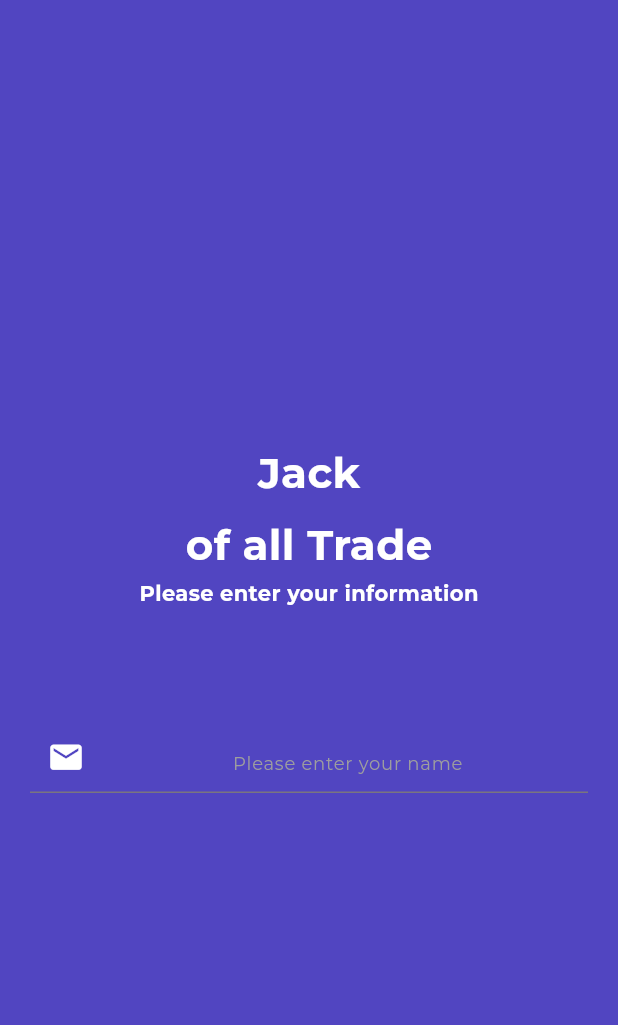
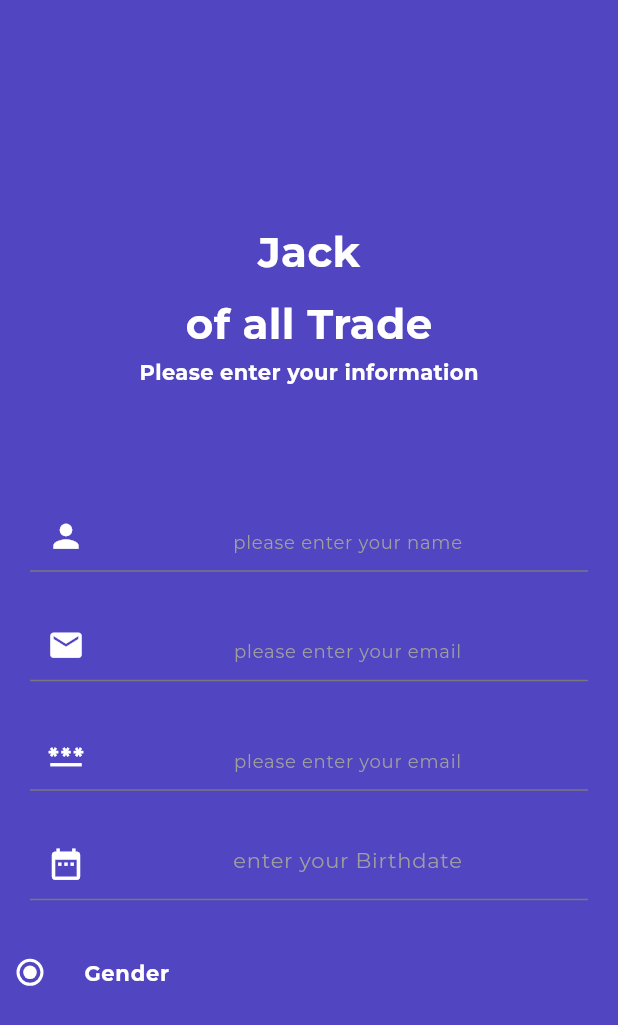
Before and after one commit to Alfonzo-Kgakole/flutter_auth_ui, a Flutter app: the screen it shows after launch, on a phone screen of 412 x 824 dp. Shown: the top 1025 px of the screen. Run offline on Flutter 3.47's test engine with Material 2 defaults, Android fonts, the phone set to English and light mode, and no system bars; our stand-ins replace google_fonts.

Commit message:
right now am trying to add radio button where users can select where the are female or male

```diff
--- a/lib/pages/registrationPage.dart
+++ b/lib/pages/registrationPage.dart
@@ -1,6 +1,8 @@
 import 'package:flutter/material.dart';
 import 'package:flutter_auth_ui/utils/appColors.dart';
+import 'package:flutter_auth_ui/widgets/inputText_Widget.dart';
 import 'package:google_fonts/google_fonts.dart';
+import 'package:intl/intl.dart';
 
 class Registration extends StatefulWidget {
   const Registration({super.key});
@@ -10,9 +12,13 @@ class Registration extends StatefulWidget {
 }
 
 class _RegistrationState extends State<Registration> {
-
   TextEditingController emailController = TextEditingController();
   TextEditingController nameController = TextEditingController();
+  TextEditingController passwordController = TextEditingController();
+  TextEditingController birthDateController = TextEditingController();
+
+  String genderSelected = "Male";
+  //String genderSelected = "Female";
 
   @override
   Widget build(BuildContext context) {
@@ -53,46 +59,102 @@ class _RegistrationState extends State<Registration> {
                     fontWeight: FontWeight.bold),
               ),
             ),
-            const SizedBox(height: 50,),
-
+            const SizedBox(
+              height: 50,
+            ),
             const SizedBox(height: 25),
+            InputFiend(
+              controller: nameController,
+              hintText: 'please enter your name',
+              icon: Icons.person,
+            ),
+            const SizedBox(
+              height: 25,
+            ),
+            InputFiend(
+              controller: emailController,
+              hintText: 'please enter your email',
+              icon: Icons.email,
+            ),
+            const SizedBox(
+              height: 25,
+            ),
+            InputFiend(
+              controller: passwordController,
+              hintText: 'please enter your email',
+              icon: Icons.password,
+              obscureText: true,
+            ),
+            const SizedBox(
+              height: 25,
+            ),
             Padding(
-              padding: const EdgeInsets.only(left: 20.0, right: 20),
+              padding: const EdgeInsets.only(left: 20, right: 20),
               child: TextFormField(
-                keyboardType: TextInputType.emailAddress,
-                obscureText: false,
-                controller: emailController,
-                style: GoogleFonts.montserrat(
-                  color: AppColors.whiteColor,
+                style: GoogleFonts.montserrat(color: AppColors.whiteColor),
+                textAlign: TextAlign.center,
+                controller: birthDateController,
+                decoration: InputDecoration(
+                  prefixIcon: const Icon(
+                    Icons.date_range,
+                    color: AppColors.whiteColor,
+                    size: 25,
+                  ),
+                  hintText: "enter your Birthdate",
+                  hintStyle: GoogleFonts.montserrat(
+                      color: AppColors.greyColor, fontSize: 14),
+                  focusedBorder: const UnderlineInputBorder(
+                      borderSide: BorderSide(color: AppColors.whiteColor)),
+                  border: const UnderlineInputBorder(
+                      borderSide: BorderSide(color: AppColors.whiteColor)),
                 ),
-                textAlign: TextAlign.center,
-                cursorColor: AppColors.whiteColor,
-                decoration:  InputDecoration(
-                  isDense: true,
-                  prefixIcon: Icon(
-                    Icons.email, color: AppColors.whiteColor, size: 25,
-                  ),
-                  focusColor: AppColors.whiteColor,
-                  hintText: "Please enter your name",
-                  hintStyle:GoogleFonts.montserrat(
-                    fontSize: 12,
-                    color: AppColors.greyColor
-                  ),
-                  focusedBorder: UnderlineInputBorder(
-                    borderSide: BorderSide(
-                      color: AppColors.whiteColor
-                    ),
-
-                  ),
-                  border: UnderlineInputBorder(
-                    borderSide: BorderSide(
-                      color: AppColors.whiteColor
-                    )
-                  ),
-                  contentPadding: const EdgeInsets.only(top: 15)
-                ),
+                onTap: () async {
+                  DateTime date = DateTime(1900);
+                  FocusScope.of(context).requestFocus(FocusNode());
+                  date = (await showDatePicker(
+                      context: context,
+                      initialDate: DateTime.now(),
+                      firstDate: DateTime(1900),
+                      lastDate: DateTime(2100)))!;
+                  String dateFormatter = date.toIso8601String();
+                  DateTime dt = DateTime.parse(dateFormatter);
+                  var formatter = DateFormat("dd-MMMM-yyyy");
+                  birthDateController.text = formatter.format(dt);
+                },
               ),
             ),
+            const SizedBox(height: 10),
+            Column(
+              children: [
+                const SizedBox(height: 10),
+                Row(
+                  children: [
+                    Flexible(
+                      fit: FlexFit.loose,
+                      child: RadioListTile(
+                        contentPadding: EdgeInsets.zero,
+                        groupValue: genderSelected,
+                        activeColor: AppColors.whiteColor,
+                        title: Text(
+                          "Gender",
+                          style: GoogleFonts.montserrat(
+                              fontSize: 14,
+                              color: AppColors.whiteColor,
+                              fontWeight: FontWeight.bold),
+                        ),
+                        value: "Male",
+                        onChanged: (value) {
+                          setState(() {
+                            genderSelected = value.toString();
+                          });
+                          print(genderSelected);
+                        },
+                      ),
+                    ),
+                  ],
+                )
+              ],
+            )
           ],
         ),
       ),
--- a/lib/widgets/inputText_Widget.dart
+++ b/lib/widgets/inputText_Widget.dart
@@ -4,11 +4,18 @@ import 'package:google_fonts/google_fonts.dart';
 
 class InputFiend extends StatelessWidget {
   const InputFiend(
-      {super.key, required this.controller, required this.hintText, required this.icon});
+      {super.key,
+      required this.controller,
+      required this.hintText,
+      required this.icon,
+      this.obscureText = false
+      });
+
 
   final TextEditingController controller;
   final String hintText;
   final IconData icon;
+  final bool obscureText;
 
   @override
   Widget build(BuildContext context) {
@@ -16,11 +23,9 @@ class InputFiend extends StatelessWidget {
       padding: const EdgeInsets.only(left: 20, right: 20),
       child: TextFormField(
           keyboardType: TextInputType.emailAddress,
-        obscureText: false,
+          obscureText: obscureText,
           controller: controller,
-        style: GoogleFonts.montserrat(
-          color: AppColors.whiteColor
-        ),
+          style: GoogleFonts.montserrat(color: AppColors.whiteColor),
           textAlign: TextAlign.center,
           cursorColor: AppColors.whiteColor,
           decoration: InputDecoration(
@@ -28,13 +33,18 @@ class InputFiend extends StatelessWidget {
             prefixIcon: Icon(
               icon,
               color: AppColors.whiteColor,
-            size: 25,),
+              size: 25,
+            ),
             focusColor: AppColors.whiteColor,
             hintText: hintText,
-            hintStyle: GoogleFonts.montserrat()
-        ),
-
-      ),
+            hintStyle: GoogleFonts.montserrat(
+                fontSize: 12, color: AppColors.greyColor),
+            focusedBorder: const UnderlineInputBorder(
+                borderSide: BorderSide(color: AppColors.whiteColor)),
+            border: const UnderlineInputBorder(
+                borderSide: BorderSide(color: AppColors.whiteColor)),
+            contentPadding: const EdgeInsets.only(top: 15),
+          )),
     );
   }
 }
--- a/pubspec.yaml
+++ b/pubspec.yaml
@@ -36,6 +36,7 @@ dependencies:
   # Use with the CupertinoIcons class for iOS style icons.
   cupertino_icons: ^1.0.2
   google_fonts: ^5.1.0
+  intl: ^0.18.1
 
 dev_dependencies:
   flutter_test:
```
Also changed, not shown: pubspec.lock. Lines whose indentation alone changed are shown as unchanged.
